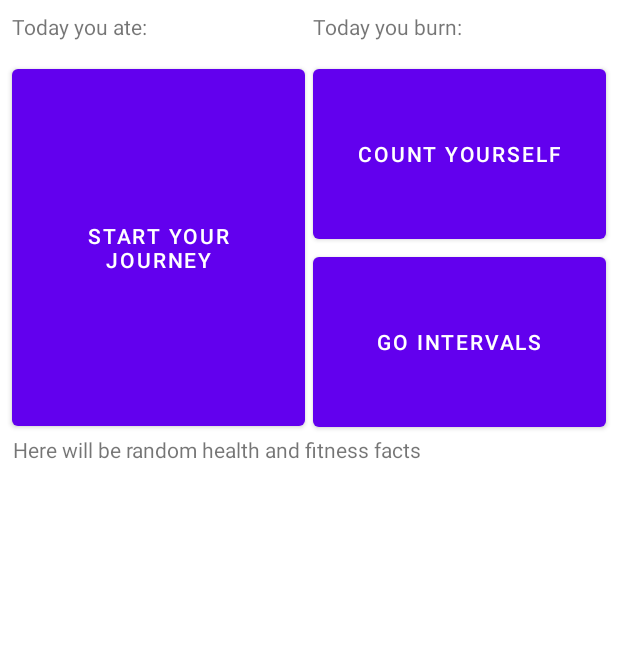
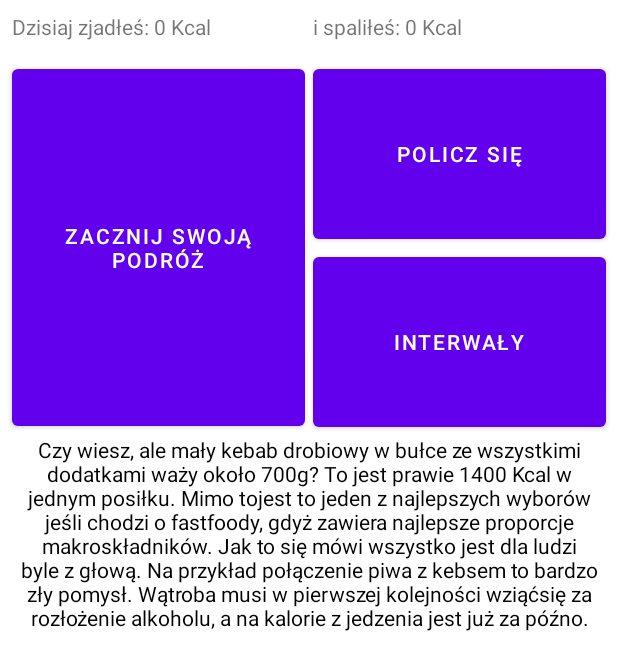
Before and after one commit to wszymon/Chudnij-dziku-, an Android app: the screen it shows after launch (MainActivity), on a phone screen of 412 x 824 dp. Shown: the top 670 px of the screen. Run offline under Robolectric (Android 15) with nearby library versions, the phone set to English and light mode, and no system bars.

Commit message:
add random infos generator

```diff
--- a/app/src/main/java/com/example/chudnijdziku/MainActivity.java
+++ b/app/src/main/java/com/example/chudnijdziku/MainActivity.java
@@ -1,17 +1,27 @@
 package com.example.chudnijdziku;
+
+import static android.content.ContentValues.TAG;
 
 import androidx.appcompat.app.AppCompatActivity;
 
 import android.content.Intent;
 import android.os.Bundle;
+import android.util.Log;
 import android.view.View;
 import android.view.Window;
 import android.view.WindowManager;
+import android.widget.TextView;
+import android.widget.Toast;
+
+import java.util.ArrayList;
+import java.util.List;
 
 public class MainActivity extends AppCompatActivity {
 
-    private float bodyweight, growth;
-    private int age, BMO;
+    private float bodyweight = 0, growth = 0;
+    private int age = 0, BMO;
+    private TextView textViewRandomInfos;
+    private static List<Integer> list = new ArrayList<>();
 
     public int getBMO() {
         return BMO;
@@ -53,6 +63,9 @@ public class MainActivity extends AppCompatActivity {
         this.getWindow().setFlags(WindowManager.LayoutParams.FLAG_FULLSCREEN,
                 WindowManager.LayoutParams.FLAG_FULLSCREEN); //enable full screen
         setContentView(R.layout.activity_main);
+        textViewRandomInfos = (TextView) findViewById(R.id.randFactsTextView);
+        showRandomInfo();
+
     }
 
     public void goIntervals(View view) {
@@ -60,9 +73,55 @@ public class MainActivity extends AppCompatActivity {
         startActivity(i);
     }
 
-    public void GoJourney(View view) {
+    public void goJourney(View view) {
         Intent i = new Intent(this, JourneyActivity.class);
         startActivity(i);
     }
 
+    private String[] randomInfos = new String[] {
+            "Większość diety każdego dzika (około 50%) powinny stanowić zdrowe węglowodany. Oto kilka z nich: " +
+                    "ryż brązowy, kasza gryczana niepalona, kasza jaglana, komosa ryżowa, makarony pełnoziarniste," +
+                    "chleb z pełnej mąki (ciemny), płatki owsiane górskie, soczewica, ziemniaki (gotowane), bataty. " +
+                    "Jest ich znacznie więcej, a wystarczy kierować się główną zasadą: czym mniej przetworzone, tym lepiej. ",
+            "Około 30% żywności w diecie dzika powinny stanowić tłuszcze. Zdrowe tłuszcze to np." +
+                    " awokado, oliwa z oliwek, olej lniany, orzechy i masło orzechowe 100%, nasiona słonecznika, pestki dyni.",
+            "Czy wiesz, ale mały kebab drobiowy w bułce ze wszystkimi dodatkami waży około 700g? To jest prawie 1400 Kcal w jednym posiłku. Mimo to" +
+                    "jest to jeden z najlepszych wyborów jeśli chodzi o fastfoody, gdyż zawiera najlepsze proporcje makroskładników. Jak to się mówi" +
+                    " wszystko jest dla ludzi byle z głową. Na przykład połączenie piwa z kebsem to bardzo zły pomysł. Wątroba musi w pierwszej kolejności wziąć" +
+                    "się za rozłożenie alkoholu, a na kalorie z jedzenia jest już za późno.",
+            "Są trzy makroskładniki: Węglowodany, tłuszcze i białka. Staraj się by w dniu proporcje ich spożycia wynosiły około 5:3:2, to znaczy" +
+                    " na pięć części węglowodanów, trzy części tłuszczy i dwie części białka. Pamiętaj jednak, że to są tylko orientacyjne proporcje." +
+                    " Nic się nie stanie jak jednego dnia zje się więcej jednego czy drugiego. Jedzenie to ma też być przyjemność :) "
+
+    };
+    public int randomInfoNum(){
+        int min = 0;
+        int max = randomInfos.length-1;
+        int result = (int)(Math.random()*(max - min + 1) + min);
+        return result;
+    }
+
+    public void showRandomInfo(){
+        if (list.size() == randomInfos.length - 1){
+            list.clear();
+        }
+        //i will have to send list size to file but i think 'checking' logic is correct
+        int randomIndex =  randomInfoNum();
+        boolean shownIndex = wasItShown(randomIndex, list);
+        if (shownIndex == true){
+           showRandomInfo();
+        }else{
+            list.add(randomIndex);
+            textViewRandomInfos.setText(randomInfos[randomIndex]);
+        }
+    }
+    public boolean wasItShown(int num, List<Integer> list){
+        for(int i : list){
+            if(i == num){
+                return true;
+            }
+        }
+        return false;
+    }
+
 }
--- a/app/src/main/res/layout/activity_main.xml
+++ b/app/src/main/res/layout/activity_main.xml
@@ -22,7 +22,7 @@
         android:layout_height="250dp"
         android:layout_marginStart="8dp"
         android:layout_marginTop="8dp"
-        android:onClick="GoJourney"
+        android:onClick="goJourney"
         android:text="@string/goJourneyButton"
         app:layout_constraintStart_toStartOf="parent"
         app:layout_constraintTop_toBottomOf="@+id/ateKcalTextView" />
@@ -64,6 +64,8 @@
         android:layout_marginStart="8dp"
         android:layout_marginEnd="8dp"
         android:text="@string/randomFact"
+        android:textAlignment="center"
+        android:textColor="@color/black"
         app:layout_constraintEnd_toEndOf="parent"
         app:layout_constraintStart_toStartOf="parent"
         app:layout_constraintTop_toBottomOf="@+id/journeyButton" />
--- a/app/src/main/res/values/strings.xml
+++ b/app/src/main/res/values/strings.xml
@@ -1,10 +1,10 @@
 <resources>
     <string name="app_name">Chudnij dziku!</string>
-    <string name="goJourneyButton">Start your journey</string>
-    <string name="countButton">Count yourself</string>
-    <string name="intervalsButton">Go intervals</string>
-    <string name="ateKcal">Today you ate:</string>
-    <string name="burnkcal">Today you burn:</string>
+    <string name="goJourneyButton">Zacznij swoją podróż</string>
+    <string name="countButton">Policz się</string>
+    <string name="intervalsButton">Interwały</string>
+    <string name="ateKcal">Dzisiaj zjadłeś: 0 Kcal</string>
+    <string name="burnkcal">i spaliłeś: 0 Kcal</string>
     <string name="randomFact">Here will be random health and fitness facts</string>
     <string name="roundTimeTextView"></string>
     <string name="breakTimeTextView"></string>
```
